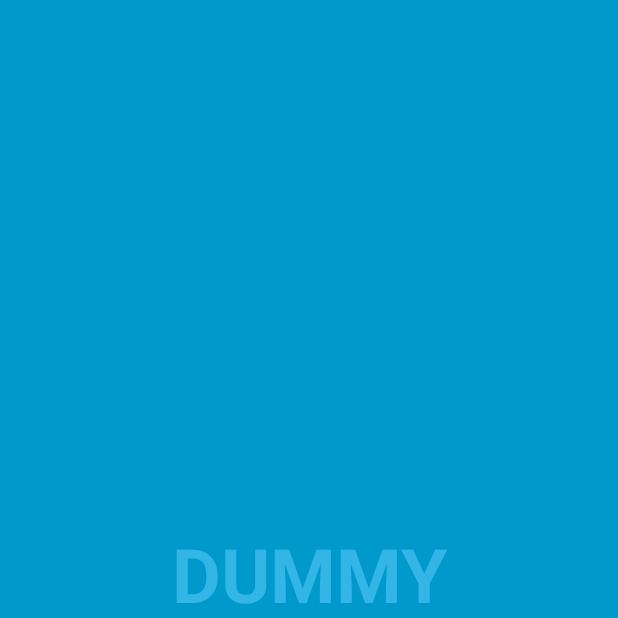
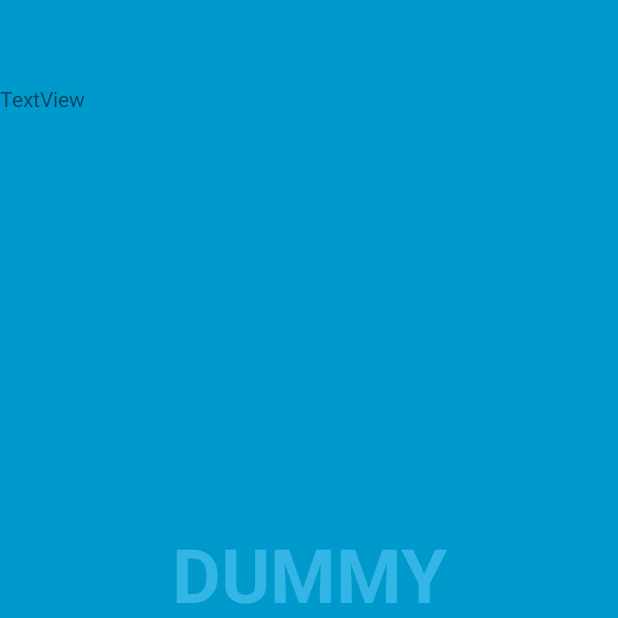
Before and after one commit to RIHackathon/EmotiFaceIt, an Android app: the screen it shows after launch (FullscreenActivity), on a phone screen of 412 x 824 dp, the top half of it. Run offline under Robolectric (Android 15) with nearby library versions, the phone set to English and light mode, and no system bars.

Commit message:
First push

```diff
--- a/app/src/main/res/layout/activity_fullscreen.xml
+++ b/app/src/main/res/layout/activity_fullscreen.xml
@@ -45,6 +45,12 @@
                 android:text="@string/dummy_button" />
 
         </LinearLayout>
+
+        <TextView
+            android:text="TextView"
+            android:layout_width="wrap_content"
+            android:layout_height="wrap_content"
+            android:id="@+id/textView" />
     </FrameLayout>
 
 </FrameLayout>
```
